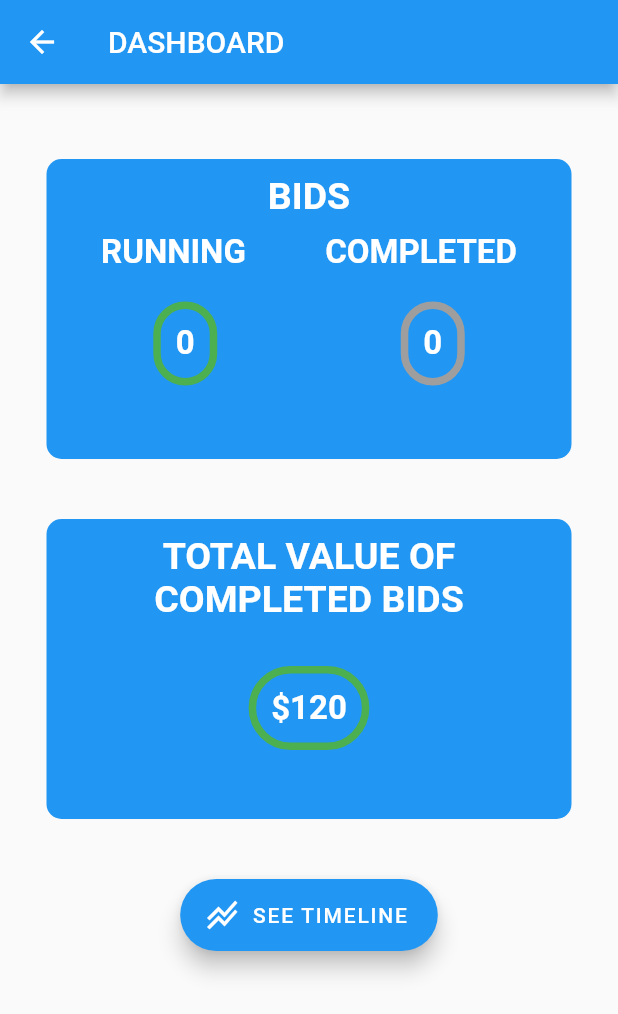
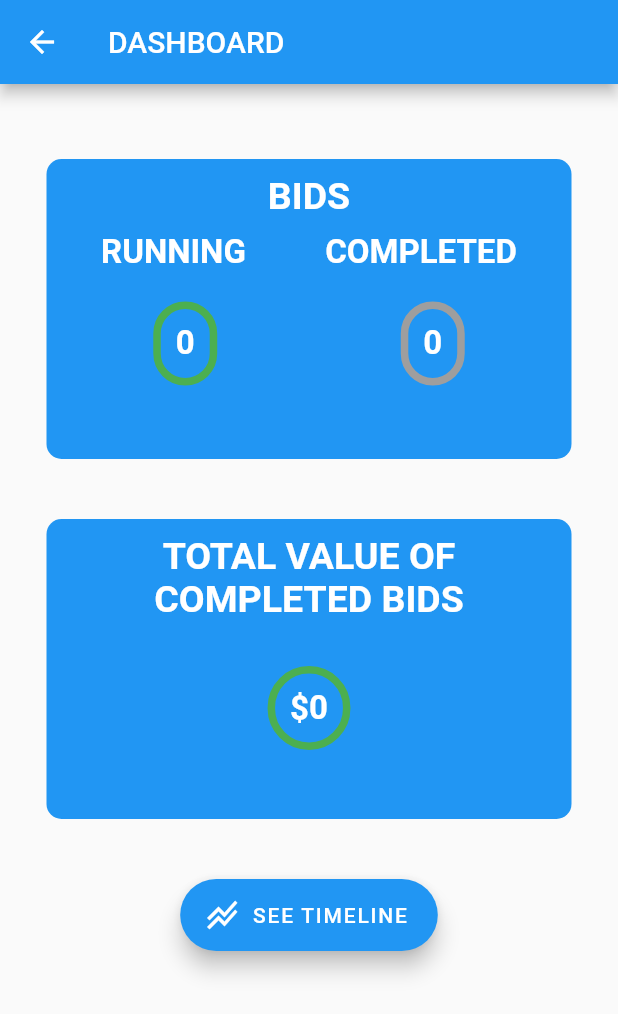
Before and after one commit to sria-the-fury/haggle, a Flutter app: the Dashboard screen opened directly, on a phone screen of 412 x 824 dp. Shown: the top 1014 px of the screen. Run offline on Flutter 3.47's test engine with Material 2 defaults, Android fonts, the phone set to English and light mode, and no system bars; our stand-ins replace carousel_slider, cloud_firestore, file_picker, firebase_auth, firebase_core, firebase_storage and 6 more; accounts and stored records are empty.

Commit message:
total bid price is implemented

```diff
--- a/lib/navigation/Dashboard.dart
+++ b/lib/navigation/Dashboard.dart
@@ -43,14 +43,12 @@ class _DashboardState extends State<Dashboard> {
             .collection('items').where('isCompleted', isEqualTo: true).snapshots(includeMetadataChanges: true),
         builder: (context, AsyncSnapshot<QuerySnapshot> snapshot) {
           if(snapshot.hasData){
-
-            //
-            // var totalValue = data.reduce((x, y){
-            //   var bidPriceX = x['minBidPrice'];
-            //   var bidPricey = y['minBidPrice'];
-            //   return bidPriceX + bidPricey;
-            // });
-            // print('totalValue --> $totalValue');
+            var data = snapshot.data!.docs;
+            int total = 0;
+            data.forEach((singleData) {
+              int bidPrice = singleData['minBidPrice'];
+              total += bidPrice;
+            });
 
             return Container(
                 padding: EdgeInsets.all(10.0),
@@ -59,7 +57,7 @@ class _DashboardState extends State<Dashboard> {
                     borderRadius: BorderRadius.circular(40.0)
                 ),
                 margin: EdgeInsets.only(top: 20),
-                child: Text('\$'+120.toString(),style: TextStyle(fontWeight: FontWeight.bold, fontSize: 22.0, color: Colors.white))
+                child: Text('\$'+ total.toString(),style: TextStyle(fontWeight: FontWeight.bold, fontSize: 22.0, color: Colors.white))
             );
 
           }
```
Also changed, not shown: 1 other file.
